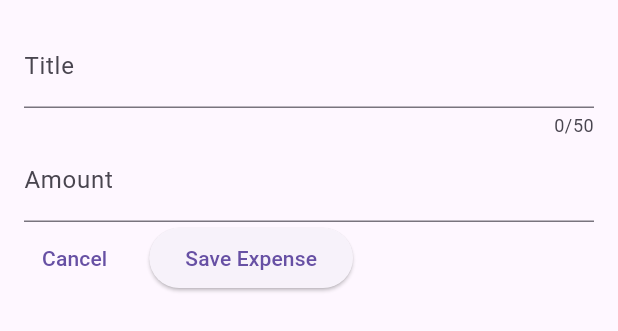
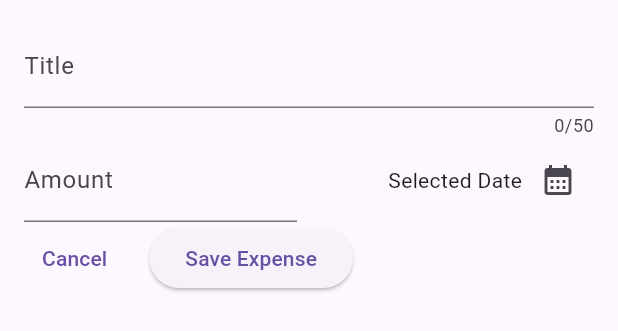
Before and after one commit to omanfathurrahman/expense_tracker, a Flutter app: the NewExpense widget shown alone on an empty page, opened directly, on a phone screen of 412 x 824 dp. Shown: the top 331 px of the screen. Run offline on Flutter 3.47's test engine with Material 2 defaults, Android fonts, the phone set to English and light mode, and no system bars.

Commit message:
Showing a Date Picker

```diff
--- a/lib/widgets/new_expense.dart
+++ b/lib/widgets/new_expense.dart
@@ -26,6 +26,17 @@ class _NewExpenseState extends State<NewExpense> {
     super.dispose();
   }
 
+  void _presentDatePicker() {
+    var now = DateTime.now();
+    var firstDate = DateTime(now.year - 1, now.month, now.day);
+    showDatePicker(
+      context: context,
+      initialDate: now,
+      firstDate: firstDate,
+      lastDate: now,
+    );
+  }
+
   @override
   Widget build(BuildContext context) {
     return Padding(
@@ -40,7 +51,10 @@ class _NewExpenseState extends State<NewExpense> {
               label: Text('Title'),
             ),
           ),
-          TextField(
+          Row(
+            children: [
+              Expanded(
+                child: TextField(
                   controller: _amountController,
                   // onChanged: _saveTitleInput,
                   keyboardType: TextInputType.number,
@@ -49,6 +63,25 @@ class _NewExpenseState extends State<NewExpense> {
                     label: Text('Amount'),
                     prefixText: "\$ ",
                   ),
+                ),
+              ),
+              SizedBox(
+                width: 16,
+              ),
+              Expanded(
+                child: Row(
+                  mainAxisAlignment: MainAxisAlignment.end,
+                  crossAxisAlignment: CrossAxisAlignment.center,
+                  children: [
+                    Text("Selected Date"),
+                    IconButton(
+                      onPressed: _presentDatePicker,
+                      icon: const Icon(Icons.calendar_month),
+                    )
+                  ],
+                ),
+              )
+            ],
           ),
           Row(
             children: [
```
Lines whose indentation alone changed are shown as unchanged.
